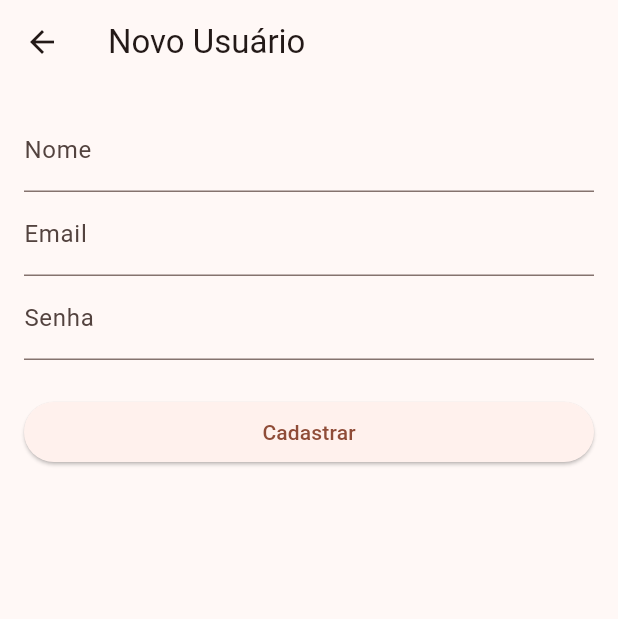
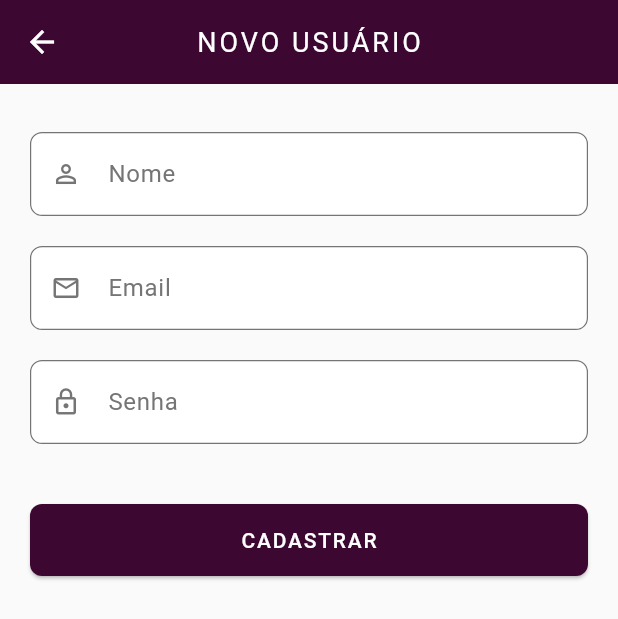
Before and after one commit to Burgozz/Est-gio-Juan-Delivery, a Flutter app: the screen it shows after launch, after a tap on the "add" icon, on a phone screen of 412 x 824 dp. Shown: the top 619 px of the screen. Run offline on Flutter 3.47's test engine with Material 3 defaults, Android fonts, the phone set to English and light mode, and no system bars; network calls fail.

Commit message:
cores do front atualizadas

```diff
--- a/app_delivery/lib/main.dart
+++ b/app_delivery/lib/main.dart
@@ -1,5 +1,11 @@
 import 'package:flutter/material.dart';
 import 'screens/usuario_list_screen.dart';
+
+const kPrimary = Color(0xFF3C0731);
+const kBackground = Color(0xFFFAFAFA);
+const kSurface = Color(0xFFFFFFFF);
+const kTextPrimary = Color(0xFF212121);
+const kTextSecondary = Color(0xFF757575);
 
 void main() {
   runApp(const MyApp());
@@ -11,11 +17,56 @@ class MyApp extends StatelessWidget {
   @override
   Widget build(BuildContext context) {
     return MaterialApp(
-      title: 'App Delivery',
+      title: 'Juan Delivery',
       debugShowCheckedModeBanner: false,
       theme: ThemeData(
-        colorScheme: ColorScheme.fromSeed(seedColor: Colors.deepOrange),
-        useMaterial3: true,
+        scaffoldBackgroundColor: kBackground,
+        colorScheme: const ColorScheme.light(
+          primary: kPrimary,
+          surface: kSurface,
+        ),
+        appBarTheme: const AppBarTheme(
+          backgroundColor: kPrimary,
+          foregroundColor: kSurface,
+          elevation: 0,
+          centerTitle: true,
+          titleTextStyle: TextStyle(
+            color: kSurface,
+            fontSize: 18,
+            fontWeight: FontWeight.w400,
+            letterSpacing: 2.0,
+          ),
+        ),
+        elevatedButtonTheme: ElevatedButtonThemeData(
+          style: ElevatedButton.styleFrom(
+            backgroundColor: kPrimary,
+            foregroundColor: kSurface,
+            shape: RoundedRectangleBorder(borderRadius: BorderRadius.circular(8)),
+            padding: const EdgeInsets.symmetric(vertical: 16),
+            textStyle: const TextStyle(fontWeight: FontWeight.w500, letterSpacing: 1.2),
+          ),
+        ),
+        inputDecorationTheme: InputDecorationTheme(
+          filled: true,
+          fillColor: kSurface,
+          labelStyle: const TextStyle(color: kTextSecondary),
+          enabledBorder: OutlineInputBorder(
+            borderRadius: BorderRadius.circular(8),
+            borderSide: const BorderSide(color: kTextSecondary, width: 0.8),
+          ),
+          focusedBorder: OutlineInputBorder(
+            borderRadius: BorderRadius.circular(8),
+            borderSide: const BorderSide(color: kPrimary, width: 1.5),
+          ),
+          errorBorder: OutlineInputBorder(
+            borderRadius: BorderRadius.circular(8),
+            borderSide: const BorderSide(color: Colors.red, width: 1.0),
+          ),
+          focusedErrorBorder: OutlineInputBorder(
+            borderRadius: BorderRadius.circular(8),
+            borderSide: const BorderSide(color: Colors.red, width: 1.5),
+          ),
+        ),
       ),
       home: const UsuarioListScreen(),
     );
--- a/app_delivery/lib/screens/usuario_form_screen.dart
+++ b/app_delivery/lib/screens/usuario_form_screen.dart
@@ -1,6 +1,10 @@
 import 'package:flutter/material.dart';
 import '../models/usuario.dart';
 import '../services/usuario_service.dart';
+
+const kPrimary = Color(0xFF3C0731);
+const kTextPrimary = Color(0xFF212121);
+const kTextSecondary = Color(0xFF757575);
 
 class UsuarioFormScreen extends StatefulWidget {
   final Usuario? usuario;
@@ -29,19 +33,16 @@ class _UsuarioFormScreenState extends State<UsuarioFormScreen> {
 
   Future<void> _salvar() async {
     if (!_formKey.currentState!.validate()) return;
-
     final u = Usuario(
       nome: _nomeCtrl.text.trim(),
       email: _emailCtrl.text.trim(),
       senha: _senhaCtrl.text.trim(),
     );
-
     if (widget.usuario == null) {
       await service.criar(u);
     } else {
       await service.atualizar(widget.usuario!.id!, u);
     }
-
     if (mounted) Navigator.pop(context);
   }
 
@@ -50,36 +51,54 @@ class _UsuarioFormScreenState extends State<UsuarioFormScreen> {
     final isEditing = widget.usuario != null;
     return Scaffold(
       appBar: AppBar(
-        title: Text(isEditing ? 'Editar Usuário' : 'Novo Usuário'),
+        title: Text(isEditing ? 'EDITAR USUÁRIO' : 'NOVO USUÁRIO'),
       ),
-      body: Padding(
-        padding: const EdgeInsets.all(16),
+      body: SingleChildScrollView(
+        padding: const EdgeInsets.fromLTRB(20, 32, 20, 20),
         child: Form(
           key: _formKey,
           child: Column(
+            crossAxisAlignment: CrossAxisAlignment.stretch,
             children: [
               TextFormField(
                 controller: _nomeCtrl,
-                decoration: const InputDecoration(labelText: 'Nome'),
+                style: const TextStyle(color: kTextPrimary),
+                cursorColor: kPrimary,
+                decoration: const InputDecoration(
+                  labelText: 'Nome',
+                  prefixIcon: Icon(Icons.person_outline, color: kTextSecondary, size: 20),
+                ),
                 validator: (v) => v!.isEmpty ? 'Informe o nome' : null,
               ),
+              const SizedBox(height: 20),
               TextFormField(
                 controller: _emailCtrl,
-                decoration: const InputDecoration(labelText: 'Email'),
+                style: const TextStyle(color: kTextPrimary),
+                cursorColor: kPrimary,
+                decoration: const InputDecoration(
+                  labelText: 'Email',
+                  prefixIcon: Icon(Icons.email_outlined, color: kTextSecondary, size: 20),
+                ),
                 validator: (v) => v!.isEmpty ? 'Informe o email' : null,
               ),
+              const SizedBox(height: 20),
               TextFormField(
                 controller: _senhaCtrl,
-                decoration: const InputDecoration(labelText: 'Senha'),
+                style: const TextStyle(color: kTextPrimary),
+                cursorColor: kPrimary,
                 obscureText: true,
+                decoration: const InputDecoration(
+                  labelText: 'Senha',
+                  prefixIcon: Icon(Icons.lock_outline, color: kTextSecondary, size: 20),
+                ),
                 validator: (v) => v!.isEmpty ? 'Informe a senha' : null,
               ),
-              const SizedBox(height: 24),
+              const SizedBox(height: 40),
               SizedBox(
                 width: double.infinity,
                 child: ElevatedButton(
                   onPressed: _salvar,
-                  child: Text(isEditing ? 'Atualizar' : 'Cadastrar'),
+                  child: Text(isEditing ? 'ATUALIZAR' : 'CADASTRAR'),
                 ),
               ),
             ],
--- a/app_delivery/lib/screens/usuario_list_screen.dart
+++ b/app_delivery/lib/screens/usuario_list_screen.dart
@@ -2,6 +2,11 @@ import 'package:flutter/material.dart';
 import '../models/usuario.dart';
 import '../services/usuario_service.dart';
 import 'usuario_form_screen.dart';
+
+const kPrimary = Color(0xFF3C0731);
+const kBackground = Color(0xFFFAFAFA);
+const kTextPrimary = Color(0xFF212121);
+const kTextSecondary = Color(0xFF757575);
 
 class UsuarioListScreen extends StatefulWidget {
   const UsuarioListScreen({super.key});
@@ -33,9 +38,10 @@ class _UsuarioListScreenState extends State<UsuarioListScreen> {
   @override
   Widget build(BuildContext context) {
     return Scaffold(
-      appBar: AppBar(title: const Text('Usuários')),
+      appBar: AppBar(title: const Text('JUAN DELIVERY')),
       floatingActionButton: FloatingActionButton(
-        child: const Icon(Icons.add),
+        backgroundColor: kPrimary,
+        child: const Icon(Icons.add, color: Colors.white),
         onPressed: () async {
           await Navigator.push(
             context,
@@ -48,28 +54,81 @@ class _UsuarioListScreenState extends State<UsuarioListScreen> {
         future: _usuarios,
         builder: (context, snapshot) {
           if (snapshot.connectionState == ConnectionState.waiting) {
-            return const Center(child: CircularProgressIndicator());
+            return const Center(
+              child: CircularProgressIndicator(color: kPrimary),
+            );
           }
           if (snapshot.hasError) {
-            return Center(child: Text('Erro: ${snapshot.error}'));
+            return Center(
+              child: Text('Erro: ${snapshot.error}',
+                  style: const TextStyle(color: kTextPrimary)),
+            );
           }
           final usuarios = snapshot.data!;
           if (usuarios.isEmpty) {
-            return const Center(child: Text('Nenhum usuário cadastrado.'));
+            return const Center(
+              child: Column(
+                mainAxisAlignment: MainAxisAlignment.center,
+                children: [
+                  Icon(Icons.people_outline, size: 64, color: kPrimary),
+                  SizedBox(height: 16),
+                  Text(
+                    'Nenhum usuário cadastrado.',
+                    style: TextStyle(
+                      color: kTextSecondary,
+                      fontSize: 16,
+                      letterSpacing: 0.5,
+                    ),
+                  ),
+                ],
+              ),
+            );
           }
           return ListView.builder(
+            padding: const EdgeInsets.symmetric(horizontal: 20, vertical: 24),
             itemCount: usuarios.length,
             itemBuilder: (_, i) {
               final u = usuarios[i];
-              return ListTile(
-                leading: const Icon(Icons.person),
-                title: Text(u.nome),
-                subtitle: Text(u.email),
+              return Card(
+                margin: const EdgeInsets.only(bottom: 14),
+                color: Colors.white,
+                elevation: 2,
+                shadowColor: Colors.black12,
+                shape: RoundedRectangleBorder(
+                  borderRadius: BorderRadius.circular(12),
+                ),
+                child: Padding(
+                  padding: const EdgeInsets.symmetric(horizontal: 8, vertical: 4),
+                  child: ListTile(
+                    contentPadding: const EdgeInsets.symmetric(horizontal: 12, vertical: 8),
+                    leading: CircleAvatar(
+                      backgroundColor: kPrimary.withOpacity(0.1),
+                      child: const Icon(Icons.person_outline, color: kPrimary, size: 22),
+                    ),
+                    title: Text(
+                      u.nome,
+                      style: const TextStyle(
+                        color: kTextPrimary,
+                        fontWeight: FontWeight.w600,
+                        fontSize: 15,
+                      ),
+                    ),
+                    subtitle: Padding(
+                      padding: const EdgeInsets.only(top: 4),
+                      child: Text(
+                        u.email,
+                        style: const TextStyle(
+                          color: kTextSecondary,
+                          fontSize: 13,
+                          fontWeight: FontWeight.w300,
+                        ),
+                      ),
+                    ),
                     trailing: Row(
                       mainAxisSize: MainAxisSize.min,
                       children: [
                         IconButton(
-                      icon: const Icon(Icons.edit, color: Colors.blue),
+                          icon: const Icon(Icons.edit_outlined, color: kPrimary, size: 20),
                           onPressed: () async {
                             await Navigator.push(
                               context,
@@ -81,10 +140,13 @@ class _UsuarioListScreenState extends State<UsuarioListScreen> {
                           },
                         ),
                         IconButton(
-                      icon: const Icon(Icons.delete, color: Colors.red),
+                          icon: Icon(Icons.delete_outline,
+                              color: Colors.red.shade300, size: 20),
                           onPressed: () => _deletar(u.id!),
                         ),
                       ],
+                    ),
+                  ),
                 ),
               );
             },
```
Lines whose indentation alone changed are shown as unchanged.
